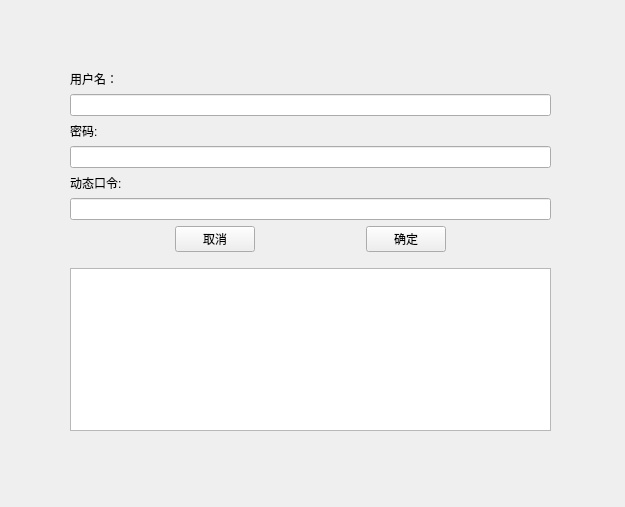
bugjiang-coder/Communication-security-technology, file Covert_Communication/client.ui: the form before one commit.
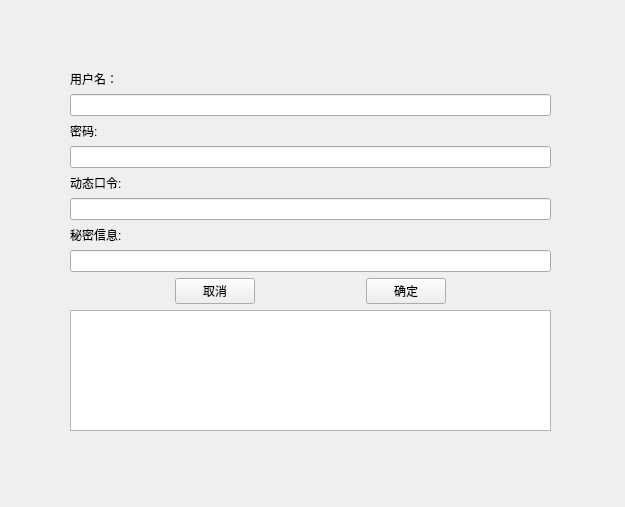
The form after the commit.

Patch:
```diff
--- a/Covert_Communication/client.ui
+++ b/Covert_Communication/client.ui
@@ -53,6 +53,16 @@
     <item>
      <widget class="QLineEdit" name="token"/>
     </item>
+    <item>
+     <widget class="QLabel" name="label_4">
+      <property name="text">
+       <string>秘密信息:</string>
+      </property>
+     </widget>
+    </item>
+    <item>
+     <widget class="QLineEdit" name="secretMessage"/>
+    </item>
     <item>
      <spacer name="verticalSpacer">
       <property name="orientation">
```
